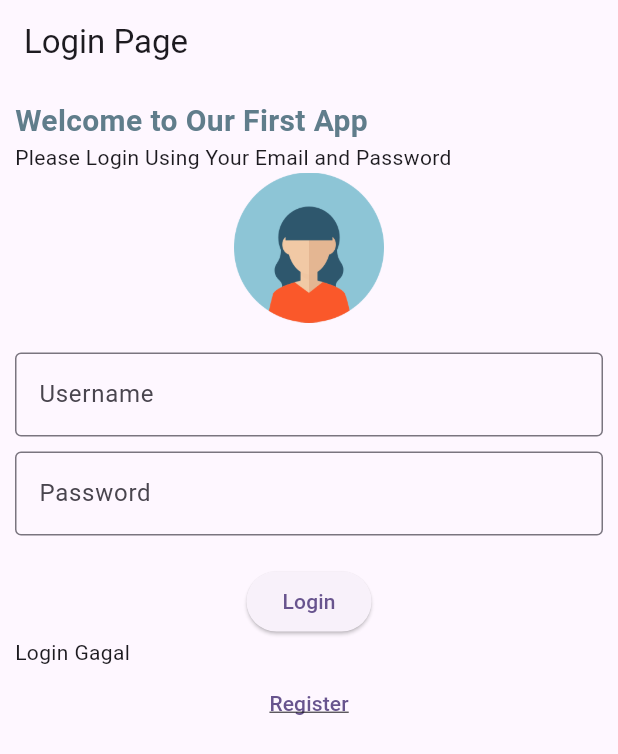
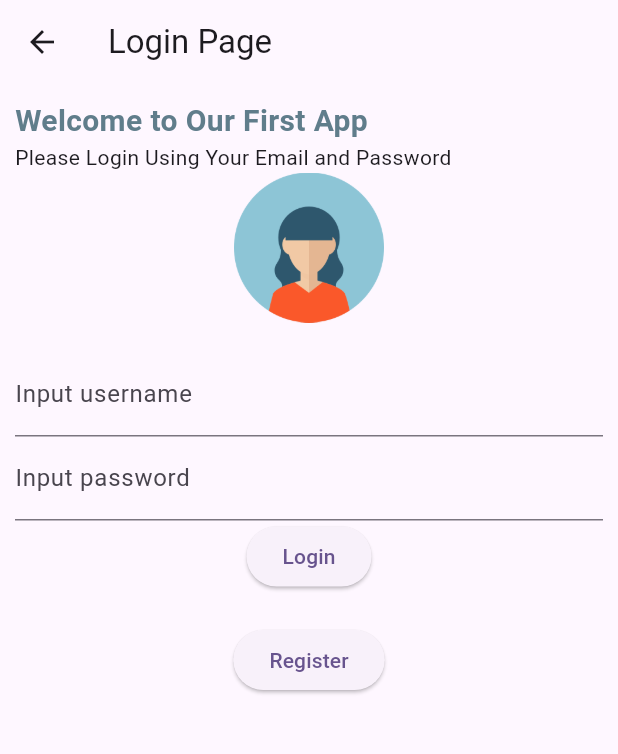
Before and after one commit to KeikoW0/tugas1_flutter_11pplg1_19, a Flutter app: the LoginPage screen opened directly, after a tap on "Login", on a phone screen of 412 x 824 dp. Shown: the top 754 px of the screen. Run offline on Flutter 3.47's test engine with Material 3 defaults, Android fonts, the light colour scheme and no system bars; our stand-ins replace get.

Commit message:
update login button

```diff
--- a/lib/login_page.dart
+++ b/lib/login_page.dart
@@ -1,6 +1,8 @@
 import 'package:flutter/material.dart';
+import 'package:latihan1_11pplg/register_page.dart';
+import 'package:latihan1_11pplg/widget/widget_button.dart';
+import 'package:latihan1_11pplg/widget/widget_textfield.dart';
 import 'dashboard_page.dart';
-import 'register_page.dart';
 
 class LoginPage extends StatefulWidget {
   const LoginPage({super.key});
@@ -45,63 +47,47 @@ class _LoginPageState extends State<LoginPage> {
             // isian username
             Container(
               margin: EdgeInsets.only(top: 20),
-              child: TextField(
-                controller: usernameController,
-                decoration: InputDecoration(
-                  labelText: 'Username',
-                  hintText: 'Enter your username',
-                  border: OutlineInputBorder(),
-                ),
+              child: MyTextField(
+                textEditingController: usernameController,
+                labelText: "Input username",
               ),
             ),
 
-            // isian password, style : hint, hidden char for password
-            Container(
-              margin: EdgeInsets.only(top: 10, bottom: 20),
-              child: TextField(
-                controller: passwordController,
-                obscureText: true, // Menyembunyikan karakter
-                decoration: InputDecoration(
-                  labelText: 'Password',
-                  hintText: 'Enter your password', // hint
-                  border: OutlineInputBorder(),
-                ),
-              ),
+            MyTextField(
+              textEditingController: passwordController,
+              labelText: "Input password",
             ),
 
             // button login, stylenya bebas
             Center(
-              child: ElevatedButton(
+              child: CustomButton(
+                text: "Login",
+                textColor: Colors.red,
                 onPressed: () {
-                  // jika username dan password adalah admin maka muncul snackbar sukses login
                   if (usernameController.text == "Admin" &&
                       passwordController.text == "admin") {
-                    setState(() {
-                      statusLogin = "Login Sukses";
-                      print(statusLogin);
+                    print("Sukses login, pindah tampilan");
                     Navigator.push(
                       context,
                       MaterialPageRoute(
                         builder: (context) => const DashboardPage(),
                       ),
                     );
-                    });
                   } else {
-                    setState(() {
-                      statusLogin = "Login Gagal";
-                      print(statusLogin);
-                    });
+                    print("Gagal login");
                   }
                 },
-                child: Text("Login"),
               ),
             ),
             Text(statusLogin),
 
             // button register
             Center(
-              child: TextButton(
+              child: CustomButton(
+                text: "Register",
+                textColor: Colors.green,
                 onPressed: () {
+                  print("Register");
                   Navigator.push(
                     context,
                     MaterialPageRoute(
@@ -109,10 +95,6 @@ class _LoginPageState extends State<LoginPage> {
                     ),
                   );
                 },
-                child: Text(
-                  "Register",
-                  style: TextStyle(decoration: TextDecoration.underline),
-                ),
               ),
             ),
           ],
--- a/lib/main.dart
+++ b/lib/main.dart
@@ -1,4 +1,5 @@
 import 'package:flutter/material.dart';
+import 'package:get/get_navigation/get_navigation.dart';
 import 'package:latihan1_11pplg/login_page.dart';
 
 void main() {
@@ -11,12 +12,12 @@ class MyApp extends StatelessWidget {
   // This widget is the root of your application.
   @override
   Widget build(BuildContext context) {
-    return MaterialApp(
+    return GetMaterialApp(
       title: 'Flutter Demo',
       theme: ThemeData(
         colorScheme: ColorScheme.fromSeed(seedColor: Colors.deepPurple),
       ),
-      home: LoginPage(),
+      home: Container(),
     );
   }
 }
--- /dev/null
+++ b/lib/widget/widget_button.dart
@@ -0,0 +1,18 @@
+import 'package:flutter/material.dart';
+
+class CustomButton extends StatelessWidget {
+  final String text;
+  final Color textColor;
+  final VoidCallback onPressed;
+
+  const CustomButton({
+    super.key,
+    required this.text,
+    required this.textColor,
+    required this.onPressed,
+  });
+  @override
+  Widget build(BuildContext context) {
+    return ElevatedButton(onPressed: onPressed, child: Text(text));
+  }
+}
--- /dev/null
+++ b/lib/widget/widget_textfield.dart
@@ -0,0 +1,20 @@
+import 'package:flutter/material.dart';
+
+class MyTextField extends StatelessWidget {
+  final TextEditingController textEditingController;
+  final String labelText;
+  const MyTextField({
+    super.key,
+    required this.textEditingController,
+    required this.labelText,
+  });
+
+  @override
+  Widget build(BuildContext context) {
+    return TextField(
+      obscureText: true,
+      decoration: InputDecoration(label: Text(labelText)),
+      controller: textEditingController,
+    );
+  }
+}
--- a/pubspec.yaml
+++ b/pubspec.yaml
@@ -34,6 +34,7 @@ dependencies:
   # The following adds the Cupertino Icons font to your application.
   # Use with the CupertinoIcons class for iOS style icons.
   cupertino_icons: ^1.0.8
+  get: ^4.7.2
 
 dev_dependencies:
   flutter_test:
```
Also changed, not shown: pubspec.lock. Lines whose indentation alone changed are shown as unchanged.
